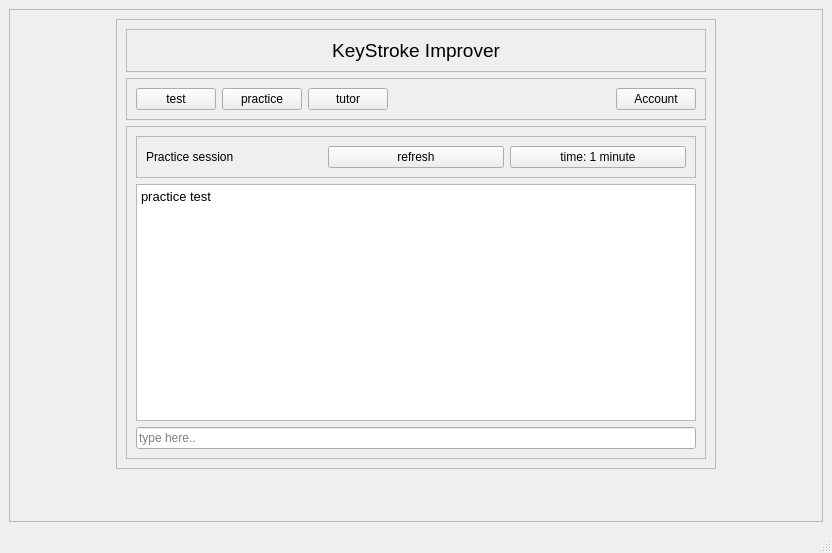
Prakash5209/typing_tutor, file practice.ui: the form before one commit.
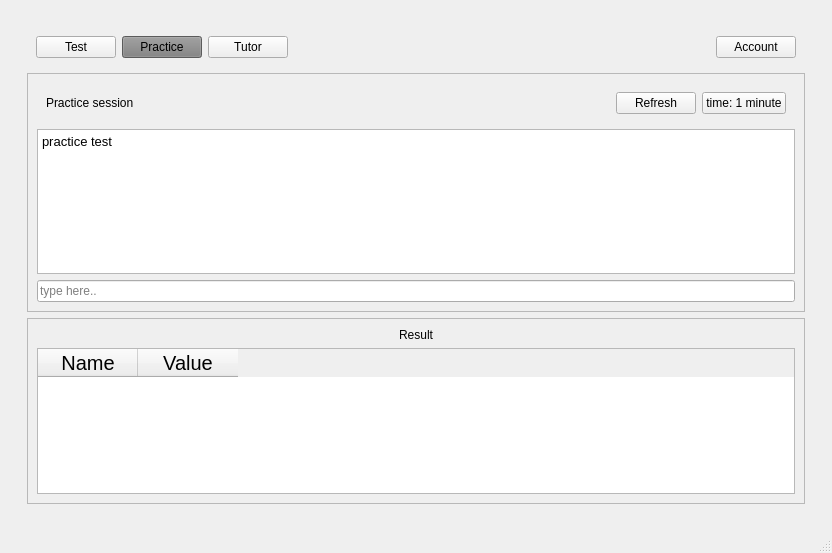
The form after the commit.

Patch:
```diff
--- a/practice.ui
+++ b/practice.ui
@@ -17,6 +17,12 @@
    <layout class="QGridLayout" name="gridLayout_2">
     <item row="0" column="0">
      <widget class="QScrollArea" name="scrollArea">
+      <property name="frameShape">
+       <enum>QFrame::NoFrame</enum>
+      </property>
+      <property name="frameShadow">
+       <enum>QFrame::Plain</enum>
+      </property>
       <property name="widgetResizable">
        <bool>true</bool>
       </property>
@@ -25,25 +31,12 @@
         <rect>
          <x>0</x>
          <y>0</y>
-         <width>806</width>
-         <height>484</height>
+         <width>814</width>
+         <height>492</height>
         </rect>
        </property>
        <layout class="QGridLayout" name="gridLayout">
         <item row="0" column="0">
-         <spacer name="horizontalSpacer_2">
-          <property name="orientation">
-           <enum>Qt::Horizontal</enum>
-          </property>
-          <property name="sizeHint" stdset="0">
-           <size>
-            <width>140</width>
-            <height>20</height>
-           </size>
-          </property>
-         </spacer>
-        </item>
-        <item row="0" column="1">
          <widget class="QFrame" name="frame_2">
           <property name="sizePolicy">
            <sizepolicy hsizetype="Preferred" vsizetype="Preferred">
@@ -58,40 +51,13 @@
            </size>
           </property>
           <property name="frameShape">
-           <enum>QFrame::StyledPanel</enum>
+           <enum>QFrame::NoFrame</enum>
           </property>
           <property name="frameShadow">
-           <enum>QFrame::Raised</enum>
+           <enum>QFrame::Plain</enum>
           </property>
-          <layout class="QVBoxLayout" name="verticalLayout_2">
-           <item>
-            <widget class="QFrame" name="frame_4">
-             <property name="frameShape">
-              <enum>QFrame::StyledPanel</enum>
-             </property>
-             <property name="frameShadow">
-              <enum>QFrame::Raised</enum>
-             </property>
-             <layout class="QVBoxLayout" name="verticalLayout_3">
-              <item>
-               <widget class="QLabel" name="label">
-                <property name="font">
-                 <font>
-                  <pointsize>14</pointsize>
-                 </font>
-                </property>
-                <property name="text">
-                 <string>KeyStroke Improver</string>
-                </property>
-                <property name="alignment">
-                 <set>Qt::AlignCenter</set>
-                </property>
-               </widget>
-              </item>
-             </layout>
-            </widget>
-           </item>
-           <item>
+          <layout class="QGridLayout" name="gridLayout_4">
+           <item row="0" column="0">
             <widget class="QFrame" name="frame">
              <property name="sizePolicy">
               <sizepolicy hsizetype="Preferred" vsizetype="Preferred">
@@ -100,16 +66,16 @@
               </sizepolicy>
              </property>
              <property name="frameShape">
-              <enum>QFrame::StyledPanel</enum>
+              <enum>QFrame::NoFrame</enum>
              </property>
              <property name="frameShadow">
-              <enum>QFrame::Raised</enum>
+              <enum>QFrame::Plain</enum>
              </property>
              <layout class="QHBoxLayout" name="horizontalLayout">
               <item>
                <widget class="QPushButton" name="test_button">
                 <property name="text">
-                 <string>test</string>
+                 <string>Test</string>
                 </property>
                 <property name="checkable">
                  <bool>false</bool>
@@ -118,15 +84,18 @@
               </item>
               <item>
                <widget class="QPushButton" name="pushButton_2">
+                <property name="styleSheet">
+                 <string notr="true">background-color:#7f7f7f;</string>
+                </property>
                 <property name="text">
-                 <string>practice</string>
+                 <string>Practice</string>
                 </property>
                </widget>
               </item>
               <item>
                <widget class="QPushButton" name="pushButton_3">
                 <property name="text">
-                 <string>tutor</string>
+                 <string>Tutor</string>
                 </property>
                </widget>
               </item>
@@ -153,8 +122,8 @@
              </layout>
             </widget>
            </item>
-           <item>
-            <widget class="QFrame" name="frame_3">
+           <item row="1" column="0">
+            <widget class="QFrame" name="frame_4">
              <property name="frameShape">
               <enum>QFrame::StyledPanel</enum>
              </property>
@@ -165,10 +134,10 @@
               <item>
                <widget class="QFrame" name="frame_5">
                 <property name="frameShape">
-                 <enum>QFrame::StyledPanel</enum>
+                 <enum>QFrame::NoFrame</enum>
                 </property>
                 <property name="frameShadow">
-                 <enum>QFrame::Raised</enum>
+                 <enum>QFrame::Plain</enum>
                 </property>
                 <layout class="QHBoxLayout" name="horizontalLayout_2">
                  <item>
@@ -178,10 +147,23 @@
                    </property>
                   </widget>
                  </item>
+                 <item>
+                  <spacer name="horizontalSpacer_2">
+                   <property name="orientation">
+                    <enum>Qt::Horizontal</enum>
+                   </property>
+                   <property name="sizeHint" stdset="0">
+                    <size>
+                     <width>453</width>
+                     <height>20</height>
+                    </size>
+                   </property>
+                  </spacer>
+                 </item>
                  <item>
                   <widget class="QPushButton" name="practice_refresh">
                    <property name="text">
-                    <string>refresh</string>
+                    <string>Refresh</string>
                    </property>
                   </widget>
                  </item>
@@ -199,13 +181,10 @@
                <widget class="QTextBrowser" name="practiceTextBrowser">
                 <property name="html">
                  <string>&lt;!DOCTYPE HTML PUBLIC &quot;-//W3C//DTD HTML 4.0//EN&quot; &quot;http://www.w3.org/TR/REC-html40/strict.dtd&quot;&gt;
-&lt;html&gt;&lt;head&gt;&lt;meta name=&quot;qrichtext&quot; content=&quot;1&quot; /&gt;&lt;meta charset=&quot;utf-8&quot; /&gt;&lt;style type=&quot;text/css&quot;&gt;
+&lt;html&gt;&lt;head&gt;&lt;meta name=&quot;qrichtext&quot; content=&quot;1&quot; /&gt;&lt;style type=&quot;text/css&quot;&gt;
 p, li { white-space: pre-wrap; }
-hr { height: 1px; border-width: 0; }
-li.unchecked::marker { content: &quot;\2610&quot;; }
-li.checked::marker { content: &quot;\2612&quot;; }
-&lt;/style&gt;&lt;/head&gt;&lt;body style=&quot; font-family:'.AppleSystemUIFont'; font-size:13pt; font-weight:400; font-style:normal;&quot;&gt;
-&lt;p style=&quot; margin-top:0px; margin-bottom:0px; margin-left:0px; margin-right:0px; -qt-block-indent:0; text-indent:0px;&quot;&gt;&lt;span style=&quot; font-family:'Ubuntu'; font-size:10pt;&quot;&gt;practice test&lt;/span&gt;&lt;/p&gt;&lt;/body&gt;&lt;/html&gt;</string>
+&lt;/style&gt;&lt;/head&gt;&lt;body style=&quot; font-family:'Ubuntu'; font-size:10pt; font-weight:400; font-style:normal;&quot;&gt;
+&lt;p style=&quot; margin-top:0px; margin-bottom:0px; margin-left:0px; margin-right:0px; -qt-block-indent:0; text-indent:0px;&quot;&gt;practice test&lt;/p&gt;&lt;/body&gt;&lt;/html&gt;</string>
                 </property>
                </widget>
               </item>
@@ -219,35 +198,62 @@
              </layout>
             </widget>
            </item>
+           <item row="2" column="0">
+            <widget class="QScrollArea" name="scrollArea_2">
+             <property name="widgetResizable">
+              <bool>true</bool>
+             </property>
+             <widget class="QWidget" name="scrollAreaWidgetContents_2">
+              <property name="geometry">
+               <rect>
+                <x>0</x>
+                <y>0</y>
+                <width>776</width>
+                <height>160</height>
+               </rect>
+              </property>
+              <layout class="QGridLayout" name="gridLayout_3">
+               <item row="1" column="0">
+                <widget class="QTableWidget" name="tableWidget">
+                 <column>
+                  <property name="text">
+                   <string>Name</string>
+                  </property>
+                  <property name="font">
+                   <font>
+                    <pointsize>15</pointsize>
+                   </font>
+                  </property>
+                 </column>
+                 <column>
+                  <property name="text">
+                   <string>Value</string>
+                  </property>
+                  <property name="font">
+                   <font>
+                    <pointsize>15</pointsize>
+                   </font>
+                  </property>
+                 </column>
+                </widget>
+               </item>
+               <item row="0" column="0">
+                <widget class="QLabel" name="label">
+                 <property name="text">
+                  <string>Result</string>
+                 </property>
+                 <property name="alignment">
+                  <set>Qt::AlignCenter</set>
+                 </property>
+                </widget>
+               </item>
+              </layout>
+             </widget>
+            </widget>
+           </item>
           </layout>
          </widget>
         </item>
-        <item row="0" column="2">
-         <spacer name="horizontalSpacer_3">
-          <property name="orientation">
-           <enum>Qt::Horizontal</enum>
-          </property>
-          <property name="sizeHint" stdset="0">
-           <size>
-            <width>140</width>
-            <height>20</height>
-           </size>
-          </property>
-         </spacer>
-        </item>
-        <item row="1" column="1">
-         <spacer name="verticalSpacer">
-          <property name="orientation">
-           <enum>Qt::Vertical</enum>
-          </property>
-          <property name="sizeHint" stdset="0">
-           <size>
-            <width>20</width>
-            <height>63</height>
-           </size>
-          </property>
-         </spacer>
-        </item>
        </layout>
       </widget>
      </widget>
```
Left out of the diff: 8 changed lines with no effect on the pictures.
